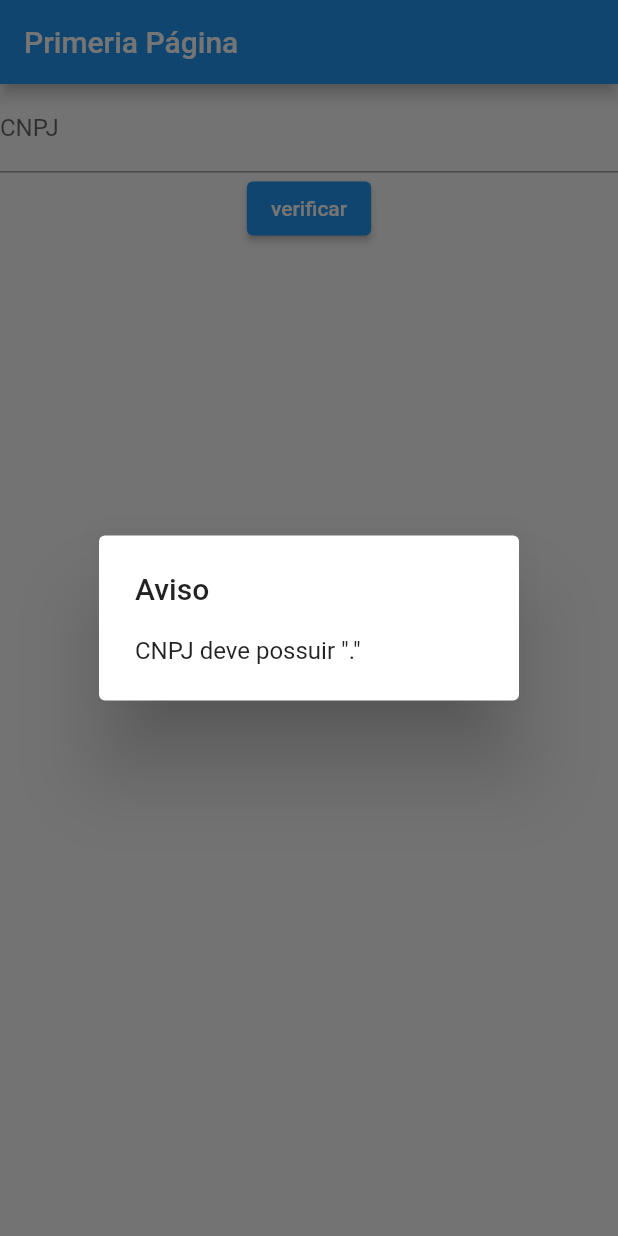
After one commit to AdrieliKet/PSA-Validar-CPF, a Flutter app: the screen it shows after launch, after a tap on "verificar", on a phone screen of 412 x 824 dp. The commit adds this screen. Run offline on Flutter 3.47's test engine with Material 2 defaults, Android fonts, the phone set to English and light mode, and no system bars.

Commit message:
Validando CNPJ

```diff
--- a/lib/inicio.dart
+++ b/lib/inicio.dart
@@ -1,4 +1,5 @@
 import 'package:aula4/view/home.dart';
+import 'package:aula4/view/homeCNPJ.dart';
 import 'package:flutter/cupertino.dart';
 import 'package:flutter/material.dart';
 
@@ -13,7 +14,7 @@ class Inicio extends StatelessWidget {
       theme: ThemeData(
         primarySwatch: Colors.blue,
       ),
-      home: Home(),
+      home: HomeCNPJ(),
     );
   }
 }
--- a/lib/view/home.dart
+++ b/lib/view/home.dart
@@ -4,11 +4,39 @@ class Home extends StatelessWidget {
   Home({Key? key}) : super(key: key);
   var campoCpf = TextEditingController();
 
-  String validar(String cpf) {
-    // temporário apagar
-    var cpfCompleto = cpf;
-    // >>>>>>>>>>>>>>>>>>
+  @override
+  Widget build(BuildContext context) {
+    return Scaffold(
+      appBar: AppBar(title: const Text('Primeria Página')),
+      body: Center(
+        child: Column(
+          children: [
+            TextField(
+              decoration: const InputDecoration(
+                  label: Text('CPF'), hintText: 'Informe o seu CPF'),
+              controller: campoCpf,
+            ),
+            ElevatedButton(
+              child: const Text('verificar'),
+              onPressed: () {
+                var resultado = validarCPF(campoCpf.text);
+                showDialog(
+                    context: context,
+                    builder: (BuildContext context) {
+                      return AlertDialog(
+                        title: const Text('Aviso'),
+                        content: Text(resultado),
+                      );
+                    });
+              },
+            )
+          ],
+        ),
+      ),
+    );
+  }
 
+  String validarCPF(String cpfCompleto) {
     if (!cpfCompleto.contains('.')) return 'CPF deve possuir "."';
     if (!cpfCompleto.contains('-')) return 'CPF deve possuir "-"';
     if (cpfCompleto.length != 14) return 'CPF deve possuir 14 caracteres';
@@ -56,35 +84,4 @@ class Home extends StatelessWidget {
     return 'CPF valido';
   }
 
-  @override
-  Widget build(BuildContext context) {
-    return Scaffold(
-      appBar: AppBar(title: const Text('Primeria Página')),
-      body: Center(
-        child: Column(
-          children: [
-            TextField(
-              decoration: const InputDecoration(
-                  label: Text('CPF'), hintText: 'Informe o seu CPF'),
-              controller: campoCpf,
-            ),
-            ElevatedButton(
-              child: const Text('verificar'),
-              onPressed: () {
-                var resultado = validar(campoCpf.text);
-                showDialog(
-                    context: context,
-                    builder: (BuildContext context) {
-                      return AlertDialog(
-                        title: const Text('Aviso'),
-                        content: Text(resultado),
-                      );
-                    });
-              },
-            )
-          ],
-        ),
-      ),
-    );
-  }
 }
--- /dev/null
+++ b/lib/view/homeCNPJ.dart
@@ -0,0 +1,93 @@
+import 'package:flutter/material.dart';
+
+class HomeCNPJ extends StatelessWidget {
+  HomeCNPJ({Key? key}) : super(key: key);
+  var campoCNPJ = TextEditingController();
+
+  @override
+  Widget build(BuildContext context) {
+    return Scaffold(
+      appBar: AppBar(title: const Text('Primeria Página')),
+      body: Center(
+        child: Column(
+          children: [
+            TextField(
+              decoration: const InputDecoration(
+                  label: Text('CNPJ'), hintText: 'Informe o seu CNPJ'),
+              controller: campoCNPJ,
+            ),
+            ElevatedButton(
+              child: const Text('verificar'),
+              onPressed: () {
+                var resultado = validarCNPJ(campoCNPJ.text);
+                showDialog(
+                    context: context,
+                    builder: (BuildContext context) {
+                      return AlertDialog(
+                        title: const Text('Aviso'),
+                        content: Text(resultado),
+                      );
+                    });
+              },
+            )
+          ],
+        ),
+      ),
+    );
+  }
+
+  String validarCNPJ(String CNPJCompleto) {
+    if (!CNPJCompleto.contains('.')) return 'CNPJ deve possuir "."';
+    if (!CNPJCompleto.contains('-')) return 'CNPJ deve possuir "-"';
+    if (!CNPJCompleto.contains('/')) return 'CNPJ deve possuir "/"';
+    if (CNPJCompleto.length != 18) return 'CNPJ deve possuir 18 caracteres';
+
+    var CNPJSemMascara = CNPJCompleto.replaceAll('.', '')
+        .replaceAll('-', '')
+        .replaceAll('/', '');
+
+    var CNPJListaNumeros = CNPJSemMascara.substring(0, 12)
+        .split('')
+        .map<int>((e) => int.parse(e))
+        .toList();
+    var ehNumerosIguais = true;
+    var listaPrimeiroDigito = int.parse(CNPJSemMascara.substring(0, 12));
+    var listaSegundoDigito = int.parse(CNPJSemMascara.substring(0, 13));
+    var primeiroDigito = int.parse(CNPJSemMascara.substring(12, 13));
+    var segundoDigito = int.parse(CNPJSemMascara.substring(13, 14));
+
+    for (var i = 1; i < CNPJListaNumeros.length; i++) {
+      if (CNPJListaNumeros[i - 1] != CNPJListaNumeros[i]) {
+        ehNumerosIguais = false;
+        break;
+      }
+    }
+    if (ehNumerosIguais) return 'CNPJ deve possuir números diferentes';
+
+    primeiroDigito =
+        calcularDigitoVerificadorCNPJ(listaPrimeiroDigito.toString());
+    CNPJListaNumeros.add(primeiroDigito);
+    segundoDigito =
+        calcularDigitoVerificadorCNPJ(listaSegundoDigito.toString());
+
+    var digitoCalculado = int.parse(CNPJSemMascara[12]);
+    if (digitoCalculado != primeiroDigito) return 'Primeiro digito incorreto';
+
+    digitoCalculado = int.parse(CNPJSemMascara[13]);
+    if (digitoCalculado != segundoDigito) return 'Segundo digito incorreto';
+
+    return 'CNPJ valido';
+  }
+
+  int calcularDigitoVerificadorCNPJ(String parteCnpj) {
+    var digitoCalculado = 0;
+    var peso = 2;
+    for (var i = parteCnpj.length - 1; i >= 0; i--) {
+      digitoCalculado += int.parse(parteCnpj[i]) * peso;
+      peso = peso == 9 ? 2 : peso + 1;
+    }
+
+    var resto = digitoCalculado % 11;
+    return resto < 2 ? 0 : 11 - resto;
+  }
+}
```
